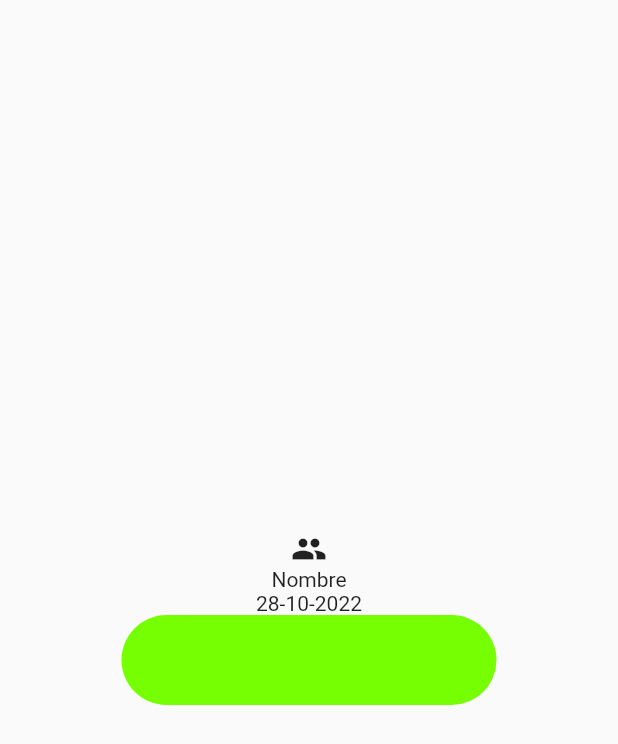
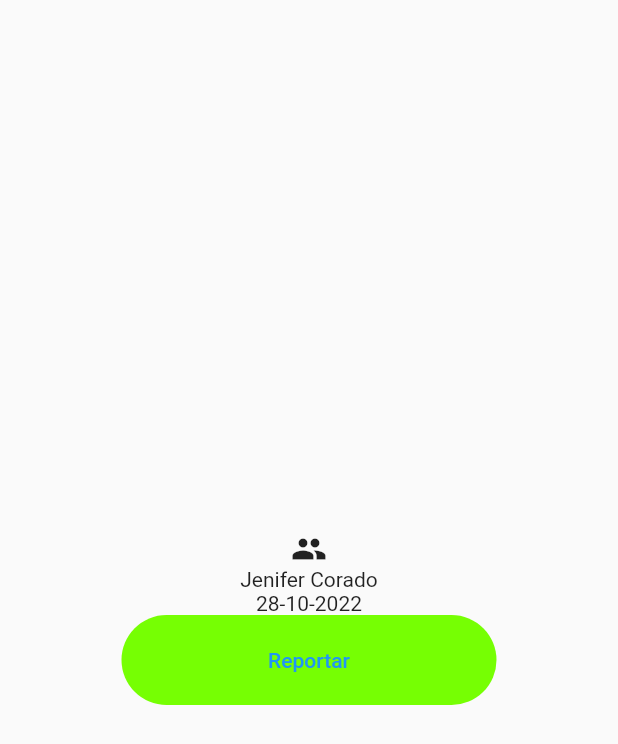
Before and after one commit to Jenifer100/medicia, a Flutter app: the menuPage screen opened directly, after a tap on an icon or button, on a phone screen of 412 x 824 dp. Shown: the top 744 px of the screen. Run offline on Flutter 3.47's test engine with Material 2 defaults, Android fonts, the phone set to English and light mode, and no system bars; drawn by our look-alikes of screenshot; our stand-ins replace image_gallery_saver, permission_handler.

Commit message:
Secound commit

```diff
--- a/lib/resultPage.dart
+++ b/lib/resultPage.dart
@@ -1,24 +1,33 @@
 
 
+
+import 'dart:typed_data';
+
 import 'package:flutter/material.dart';
+import 'package:image_gallery_saver/image_gallery_saver.dart';
 import 'package:intl/intl.dart';
+import 'package:permission_handler/permission_handler.dart';
+import 'package:screenshot/screenshot.dart';
 
 class Secoundpage extends StatefulWidget {
    Secoundpage({Key? key}) : super(key: key);
 
 
 
-   final _f = new DateFormat('dd-MM-yyyy');
+
 
   @override
   State<Secoundpage> createState() => _SecoundpageState();
 }
 
 class _SecoundpageState extends State<Secoundpage> {
+  final _fecha = new DateFormat('dd-MM-yyyy').format(new DateTime.now());
+  final controller = ScreenshotController();
+
   @override
-  Widget build(BuildContext context) {
-    final _fecha = widget._f.format(new DateTime.now());
-    return MaterialApp(
+  Widget build(BuildContext context) => Screenshot(
+      controller: controller,
+          child: MaterialApp(
       debugShowCheckedModeBanner: false,
       home: Scaffold(
           body: Center(
@@ -27,7 +36,7 @@ class _SecoundpageState extends State<Secoundpage> {
               crossAxisAlignment: CrossAxisAlignment.center,
               children: [
                 Icon(Icons.people),
-              Text("Nombre"),
+                Text("Jenifer Corado"),
                 Container(
                   child: Text(_fecha.toString()),
                 ),
@@ -38,11 +47,36 @@ class _SecoundpageState extends State<Secoundpage> {
                       color: Colors.lightGreenAccent[400],
                       borderRadius: BorderRadius.circular(40)
                   ),
+                  child:
+                  TextButton(
+                    onPressed: ()async{
+
+                      final image = await controller.capture();
+                      await saveImage(image);
+                    },
+                    child: Text('Reportar'),
+                  ),
                 )
               ],
             ),
           )
       )
+  ),
   );
+
+  Future<String> saveImage(Uint8List? bytes) async {
+
+    await [Permission.storage].request();
+    final time = DateTime.now()
+    .toIso8601String()
+    .replaceAll('.', '-')
+    .replaceAll(':', '-');
+
+    final name = 'Reporte_$time';
+
+    final result = await ImageGallerySaver.saveImage(bytes!, name:name);
+
+    return result['filepath'];
+
   }
 }
--- a/pubspec.yaml
+++ b/pubspec.yaml
@@ -38,6 +38,9 @@ dependencies:
   fluttertoast: ^8.0.9
   path_provider: ^2.0.11
   intl: ^0.17.0
+  screenshot: ^1.2.3
+  image_gallery_saver: ^1.7.1
+  permission_handler: ^7.2.0
 
 dev_dependencies:
 
```
Also changed, not shown: pubspec.lock, 1 other file. Lines whose indentation alone changed are shown as unchanged.
